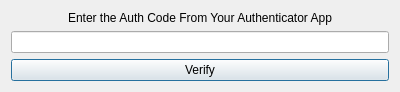
Old version of the form designs/xml/twofa_verify_window.ui in the repository daniel-deru/WorkMate-3.0.
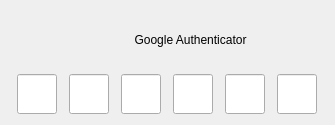
New version of the form.

The edit to the form file:
```diff
--- a/designs/xml/twofa_verify_window.ui
+++ b/designs/xml/twofa_verify_window.ui
@@ -6,33 +6,178 @@
    <rect>
     <x>0</x>
     <y>0</y>
-    <width>400</width>
-    <height>88</height>
+    <width>335</width>
+    <height>125</height>
    </rect>
   </property>
   <property name="windowTitle">
    <string>Enter Two Factor Authentication Code</string>
   </property>
   <layout class="QVBoxLayout" name="verticalLayout">
-   <item>
-    <widget class="QLabel" name="lbl_message">
-     <property name="text">
-      <string>Enter the Auth Code From Your Authenticator App</string>
-     </property>
-     <property name="alignment">
-      <set>Qt::AlignCenter</set>
-     </property>
-    </widget>
-   </item>
-   <item>
-    <widget class="QLineEdit" name="lnedt_code"/>
-   </item>
    <item>
     <layout class="QHBoxLayout" name="horizontalLayout">
      <item>
-      <widget class="QPushButton" name="btn_verify">
+      <widget class="QLabel" name="lbl_google_logo">
+       <property name="minimumSize">
+        <size>
+         <width>40</width>
+         <height>40</height>
+        </size>
+       </property>
+       <property name="maximumSize">
+        <size>
+         <width>40</width>
+         <height>40</height>
+        </size>
+       </property>
        <property name="text">
-        <string>Verify</string>
+        <string/>
+       </property>
+      </widget>
+     </item>
+     <item>
+      <widget class="QLabel" name="lbl_message">
+       <property name="sizePolicy">
+        <sizepolicy hsizetype="Preferred" vsizetype="Expanding">
+         <horstretch>0</horstretch>
+         <verstretch>0</verstretch>
+        </sizepolicy>
+       </property>
+       <property name="text">
+        <string>Google Authenticator</string>
+       </property>
+       <property name="alignment">
+        <set>Qt::AlignCenter</set>
+       </property>
+      </widget>
+     </item>
+    </layout>
+   </item>
+   <item>
+    <layout class="QHBoxLayout" name="horizontalLayout_2">
+     <item>
+      <widget class="QLineEdit" name="lne_code_1">
+       <property name="sizePolicy">
+        <sizepolicy hsizetype="Expanding" vsizetype="Expanding">
+         <horstretch>0</horstretch>
+         <verstretch>0</verstretch>
+        </sizepolicy>
+       </property>
+       <property name="maximumSize">
+        <size>
+         <width>40</width>
+         <height>40</height>
+        </size>
+       </property>
+      </widget>
+     </item>
+     <item>
+      <widget class="QLineEdit" name="lne_code_2">
+       <property name="sizePolicy">
+        <sizepolicy hsizetype="Expanding" vsizetype="Expanding">
+         <horstretch>0</horstretch>
+         <verstretch>0</verstretch>
+        </sizepolicy>
+       </property>
+       <property name="minimumSize">
+        <size>
+         <width>40</width>
+         <height>40</height>
+        </size>
+       </property>
+       <property name="maximumSize">
+        <size>
+         <width>40</width>
+         <height>40</height>
+        </size>
+       </property>
+      </widget>
+     </item>
+     <item>
+      <widget class="QLineEdit" name="lne_code_3">
+       <property name="sizePolicy">
+        <sizepolicy hsizetype="Expanding" vsizetype="Expanding">
+         <horstretch>0</horstretch>
+         <verstretch>0</verstretch>
+        </sizepolicy>
+       </property>
+       <property name="minimumSize">
+        <size>
+         <width>40</width>
+         <height>40</height>
+        </size>
+       </property>
+       <property name="maximumSize">
+        <size>
+         <width>40</width>
+         <height>40</height>
+        </size>
+       </property>
+      </widget>
+     </item>
+     <item>
+      <widget class="QLineEdit" name="lne_code_4">
+       <property name="sizePolicy">
+        <sizepolicy hsizetype="Expanding" vsizetype="Expanding">
+         <horstretch>0</horstretch>
+         <verstretch>0</verstretch>
+        </sizepolicy>
+       </property>
+       <property name="minimumSize">
+        <size>
+         <width>40</width>
+         <height>40</height>
+        </size>
+       </property>
+       <property name="maximumSize">
+        <size>
+         <width>40</width>
+         <height>40</height>
+        </size>
+       </property>
+      </widget>
+     </item>
+     <item>
+      <widget class="QLineEdit" name="lne_code_5">
+       <property name="sizePolicy">
+        <sizepolicy hsizetype="Expanding" vsizetype="Expanding">
+         <horstretch>0</horstretch>
+         <verstretch>0</verstretch>
+        </sizepolicy>
+       </property>
+       <property name="minimumSize">
+        <size>
+         <width>40</width>
+         <height>40</height>
+        </size>
+       </property>
+       <property name="maximumSize">
+        <size>
+         <width>40</width>
+         <height>40</height>
+        </size>
+       </property>
+      </widget>
+     </item>
+     <item>
+      <widget class="QLineEdit" name="lne_code_6">
+       <property name="sizePolicy">
+        <sizepolicy hsizetype="Expanding" vsizetype="Expanding">
+         <horstretch>0</horstretch>
+         <verstretch>0</verstretch>
+        </sizepolicy>
+       </property>
+       <property name="minimumSize">
+        <size>
+         <width>40</width>
+         <height>40</height>
+        </size>
+       </property>
+       <property name="maximumSize">
+        <size>
+         <width>40</width>
+         <height>40</height>
+        </size>
        </property>
       </widget>
      </item>
```
